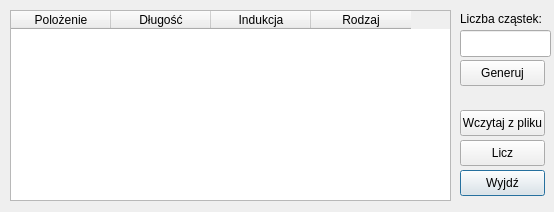
First picture: the form in wiz/liczenie.ui, repository illmoded/madx_nasz, before the edit.
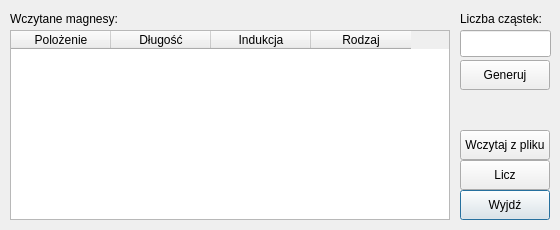
Second picture: the form after the edit.

The edit to the form file:
```diff
--- a/wiz/liczenie.ui
+++ b/wiz/liczenie.ui
@@ -6,10 +6,22 @@
    <rect>
     <x>0</x>
     <y>0</y>
-    <width>554</width>
-    <height>212</height>
+    <width>560</width>
+    <height>230</height>
    </rect>
   </property>
+  <property name="minimumSize">
+   <size>
+    <width>560</width>
+    <height>230</height>
+   </size>
+  </property>
+  <property name="maximumSize">
+   <size>
+    <width>560</width>
+    <height>230</height>
+   </size>
+  </property>
   <property name="windowTitle">
    <string>Dialog</string>
   </property>
@@ -17,9 +29,9 @@
    <property name="geometry">
     <rect>
      <x>460</x>
-     <y>170</y>
-     <width>85</width>
-     <height>26</height>
+     <y>190</y>
+     <width>90</width>
+     <height>30</height>
     </rect>
    </property>
    <property name="text">
@@ -30,9 +42,9 @@
    <property name="geometry">
     <rect>
      <x>460</x>
-     <y>140</y>
-     <width>85</width>
-     <height>26</height>
+     <y>160</y>
+     <width>90</width>
+     <height>30</height>
     </rect>
    </property>
    <property name="text">
@@ -46,9 +58,9 @@
    <property name="geometry">
     <rect>
      <x>10</x>
-     <y>10</y>
-     <width>441</width>
-     <height>191</height>
+     <y>30</y>
+     <width>440</width>
+     <height>190</height>
     </rect>
    </property>
    <column>
@@ -99,9 +111,9 @@
    <property name="geometry">
     <rect>
      <x>460</x>
-     <y>110</y>
-     <width>85</width>
-     <height>26</height>
+     <y>130</y>
+     <width>90</width>
+     <height>30</height>
     </rect>
    </property>
    <property name="autoFillBackground">
@@ -116,14 +128,27 @@
     <rect>
      <x>460</x>
      <y>60</y>
-     <width>85</width>
-     <height>26</height>
+     <width>90</width>
+     <height>30</height>
     </rect>
    </property>
    <property name="text">
     <string>Generuj</string>
    </property>
   </widget>
+  <widget class="QLabel" name="label_2">
+   <property name="geometry">
+    <rect>
+     <x>10</x>
+     <y>10</y>
+     <width>201</width>
+     <height>17</height>
+    </rect>
+   </property>
+   <property name="text">
+    <string>Wczytane magnesy:</string>
+   </property>
+  </widget>
  </widget>
  <resources/>
  <connections/>
```
Left out of the diff: 2 changed lines with no effect on the pictures.
